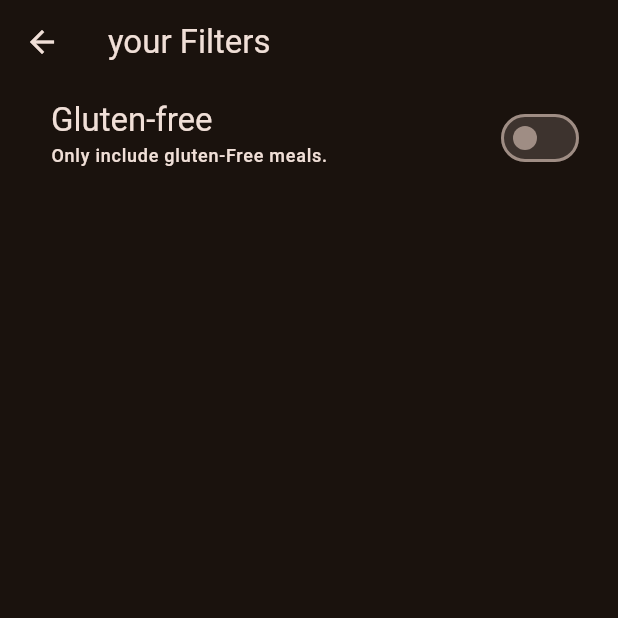
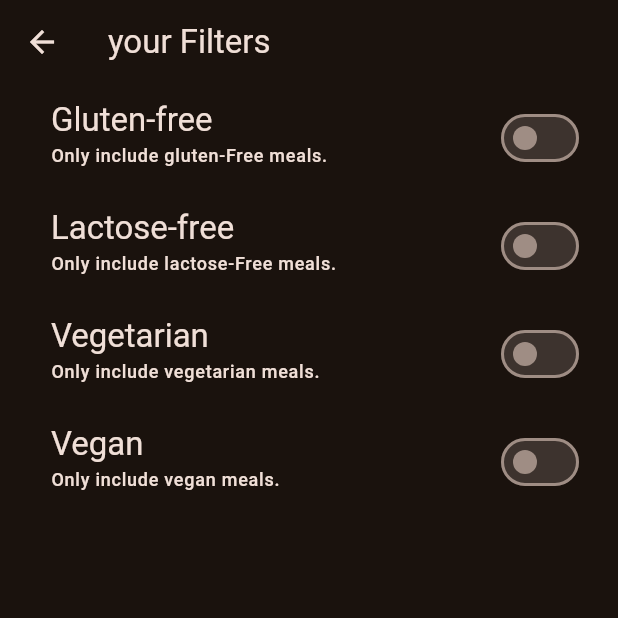
Before and after one commit to Jalo1982/meals, a Flutter app: the FlitersScreen screen opened directly, on a phone screen of 412 x 824 dp, the top half of it. Run offline on Flutter 3.47's test engine with Material 3 defaults, Android fonts, the phone set to English and light mode, and no system bars; our stand-ins replace transparent_image.

```diff
--- a/lib/screens/fliters.dart
+++ b/lib/screens/fliters.dart
@@ -13,6 +13,9 @@ class FlitersScreen extends StatefulWidget {
 
 class _FiltersScreenState extends State<FlitersScreen> {
   var _glutenFreeFilterSet = false;
+  var _lactoseFreeFilterSet = false;
+  var _vegetarianFilterSet = false;
+  var _veganFilterSet = false;
 
   @override
   Widget build(BuildContext context) {
@@ -58,7 +61,82 @@ class _FiltersScreenState extends State<FlitersScreen> {
               left: 34,
               right: 22,
             ),
-          )
+          ),
+          SwitchListTile(
+            value: _lactoseFreeFilterSet,
+            onChanged: (isChecked) {
+              setState(() {
+                _lactoseFreeFilterSet = isChecked;
+              });
+            },
+            title: Text(
+              'Lactose-free',
+              style: Theme.of(context).textTheme.titleLarge!.copyWith(
+                    color: Theme.of(context).colorScheme.onSurface,
+                  ),
+            ),
+            subtitle: Text(
+              'Only include lactose-Free meals.',
+              style: Theme.of(context).textTheme.labelMedium!.copyWith(
+                    color: Theme.of(context).colorScheme.onSurface,
+                  ),
+            ),
+            activeColor: Theme.of(context).colorScheme.tertiary,
+            contentPadding: const EdgeInsets.only(
+              left: 34,
+              right: 22,
+            ),
+          ),
+          SwitchListTile(
+            value: _vegetarianFilterSet,
+            onChanged: (isChecked) {
+              setState(() {
+                _vegetarianFilterSet = isChecked;
+              });
+            },
+            title: Text(
+              'Vegetarian',
+              style: Theme.of(context).textTheme.titleLarge!.copyWith(
+                    color: Theme.of(context).colorScheme.onSurface,
+                  ),
+            ),
+            subtitle: Text(
+              'Only include vegetarian meals.',
+              style: Theme.of(context).textTheme.labelMedium!.copyWith(
+                    color: Theme.of(context).colorScheme.onSurface,
+                  ),
+            ),
+            activeColor: Theme.of(context).colorScheme.tertiary,
+            contentPadding: const EdgeInsets.only(
+              left: 34,
+              right: 22,
+            ),
+          ),
+          SwitchListTile(
+            value: _veganFilterSet,
+            onChanged: (isChecked) {
+              setState(() {
+                _veganFilterSet = isChecked;
+              });
+            },
+            title: Text(
+              'Vegan',
+              style: Theme.of(context).textTheme.titleLarge!.copyWith(
+                    color: Theme.of(context).colorScheme.onSurface,
+                  ),
+            ),
+            subtitle: Text(
+              'Only include vegan meals.',
+              style: Theme.of(context).textTheme.labelMedium!.copyWith(
+                    color: Theme.of(context).colorScheme.onSurface,
+                  ),
+            ),
+            activeColor: Theme.of(context).colorScheme.tertiary,
+            contentPadding: const EdgeInsets.only(
+              left: 34,
+              right: 22,
+            ),
+          ),
         ],
       ),
     );
```
